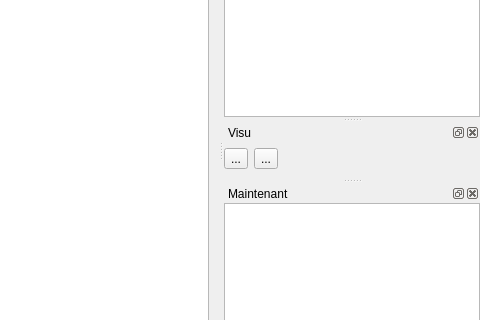
First picture: the form in ui/mainwindow.ui, repository jlbrd/qmagneto, before the edit; both pictures show x 620 to 1100 and y 100 to 420 of the 1100 by 720 pixel window.
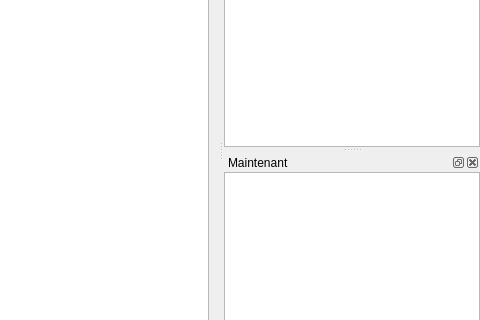
Second picture: the form after the edit. Icons and pictures are not drawn. Custom widgets are drawn as their Qt base class.

```diff
--- a/ui/mainwindow.ui
+++ b/ui/mainwindow.ui
@@ -173,75 +173,6 @@
     </layout>
    </widget>
   </widget>
-  <widget class="QDockWidget" name="dockVisu" >
-   <property name="windowTitle" >
-    <string>Visu</string>
-   </property>
-   <attribute name="dockWidgetArea" >
-    <number>2</number>
-   </attribute>
-   <widget class="QWidget" name="dockWidgetContents_3" >
-    <layout class="QGridLayout" >
-     <property name="leftMargin" >
-      <number>0</number>
-     </property>
-     <property name="topMargin" >
-      <number>0</number>
-     </property>
-     <property name="rightMargin" >
-      <number>0</number>
-     </property>
-     <property name="bottomMargin" >
-      <number>9</number>
-     </property>
-     <item row="0" column="0" >
-      <layout class="QVBoxLayout" >
-       <item>
-        <widget class="QWidget" native="1" name="visu" >
-         <property name="sizePolicy" >
-          <sizepolicy vsizetype="Expanding" hsizetype="Preferred" >
-           <horstretch>0</horstretch>
-           <verstretch>0</verstretch>
-          </sizepolicy>
-         </property>
-        </widget>
-       </item>
-       <item>
-        <layout class="QHBoxLayout" >
-         <item>
-          <widget class="QToolButton" name="stop" >
-           <property name="text" >
-            <string>...</string>
-           </property>
-           <property name="icon" >
-            <iconset resource="../ressources/ressources.qrc" >:/images/images/stop.png</iconset>
-           </property>
-          </widget>
-         </item>
-         <item>
-          <widget class="QToolButton" name="record" >
-           <property name="text" >
-            <string>...</string>
-           </property>
-           <property name="icon" >
-            <iconset resource="../ressources/ressources.qrc" >:/images/images/record.png</iconset>
-           </property>
-          </widget>
-         </item>
-         <item>
-          <widget class="QLabel" name="labelLogo" >
-           <property name="text" >
-            <string/>
-           </property>
-          </widget>
-         </item>
-        </layout>
-       </item>
-      </layout>
-     </item>
-    </layout>
-   </widget>
-  </widget>
   <widget class="QDockWidget" name="dockMaintenant" >
    <property name="windowTitle" >
     <string>Maintenant</string>
```
Left out of the diff: 2 changed lines with no effect on the pictures.
